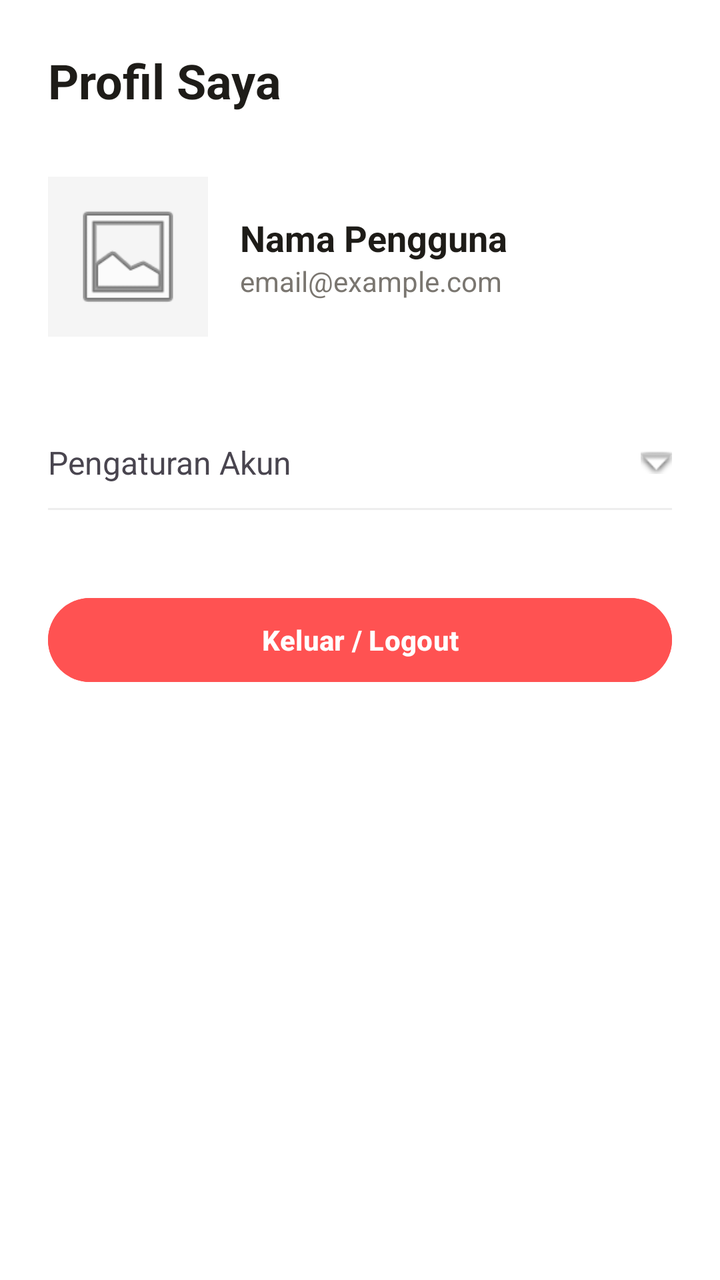
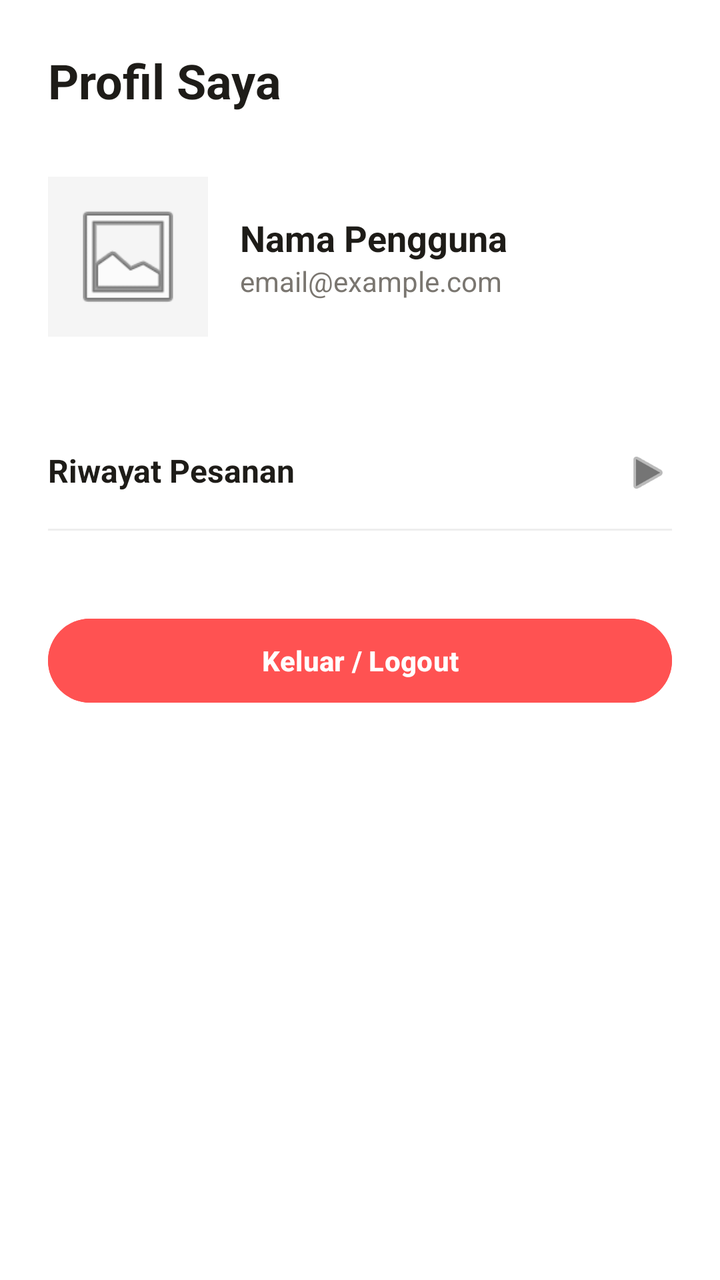

An Android layout rendered at two revisions. The XML below is the earlier revision; the diff shows what the commit changed to produce the second picture.
<!-- AndroidManifest.xml: application theme Theme.KueWeh -->
<!-- res/layout/fragment_profile.xml -->
<?xml version="1.0" encoding="utf-8"?>
<LinearLayout xmlns:android="http://schemas.android.com/apk/res/android"
    android:layout_width="match_parent"
    android:layout_height="match_parent"
    android:orientation="vertical"
    android:padding="24dp"
    android:background="#FFFFFF">

    <TextView
        android:layout_width="wrap_content"
        android:layout_height="wrap_content"
        android:text="Profil Saya"
        android:textSize="24sp"
        android:textStyle="bold"
        android:textColor="#1E1C18"
        android:layout_marginBottom="32dp"/>

    <LinearLayout
        android:layout_width="match_parent"
        android:layout_height="wrap_content"
        android:orientation="horizontal"
        android:gravity="center_vertical"
        android:layout_marginBottom="40dp">

        <ImageView
            android:id="@+id/profileImage"
            android:layout_width="80dp"
            android:layout_height="80dp"
            android:src="@android:drawable/ic_menu_gallery"
            android:background="#F5F5F5"
            android:padding="10dp"/>

        <LinearLayout
            android:layout_width="wrap_content"
            android:layout_height="wrap_content"
            android:orientation="vertical"
            android:layout_marginStart="16dp">

            <TextView
                android:id="@+id/tvProfileName"
                android:layout_width="wrap_content"
                android:layout_height="wrap_content"
                android:text="Nama Pengguna"
                android:textSize="18sp"
                android:textStyle="bold"
                android:textColor="#1E1C18"/>

            <TextView
                android:id="@+id/tvProfileEmail"
                android:layout_width="wrap_content"
                android:layout_height="wrap_content"
                android:text="email@example.com"
                android:textSize="14sp"
                android:textColor="#7A7670"/>
        </LinearLayout>
    </LinearLayout>

    <TextView
        android:layout_width="match_parent"
        android:layout_height="wrap_content"
        android:text="Pengaturan Akun"
        android:paddingVertical="12dp"
        android:drawableEnd="@android:drawable/arrow_down_float"
        android:textSize="16sp"/>

    <View android:layout_width="match_parent" android:layout_height="1dp" android:background="#EEEEEE"/>

    <Button
        android:id="@+id/btnLogout"
        android:layout_width="match_parent"
        android:layout_height="50dp"
        android:layout_marginTop="40dp"
        android:backgroundTint="#FF5252"
        android:text="Keluar / Logout"
        android:textColor="#FFFFFF"
        android:textStyle="bold" />

</LinearLayout>
<!-- resources referenced by this layout -->
<resources>
  <style name="Theme.KueWeh" parent="Base.Theme.KueWeh" />
  <style name="Base.Theme.KueWeh" parent="Theme.Material3.DayNight.NoActionBar">
          
          
      </style>
</resources>

<!-- the commit's change to res/layout/fragment_profile.xml (unified diff, before → after) -->
@@ -55,21 +55,40 @@
         </LinearLayout>
     </LinearLayout>
 
-    <TextView
+    <LinearLayout
+        android:id="@+id/btnRiwayatPesanan"
         android:layout_width="match_parent"
         android:layout_height="wrap_content"
-        android:text="Pengaturan Akun"
-        android:paddingVertical="12dp"
-        android:drawableEnd="@android:drawable/arrow_down_float"
-        android:textSize="16sp"/>
+        android:orientation="horizontal"
+        android:paddingVertical="16dp"
+        android:background="?attr/selectableItemBackground"
+        android:clickable="true"
+        android:focusable="true">
 
-    <View android:layout_width="match_parent" android:layout_height="1dp" android:background="#EEEEEE"/>
+        <TextView
+            android:layout_width="0dp"
+            android:layout_height="wrap_content"
+            android:layout_weight="1"
+            android:text="Riwayat Pesanan"
+            android:textColor="#1E1C18"
+            android:textSize="16sp"
+            android:textStyle="bold"/>
+
+        <ImageView
+            android:layout_width="24dp"
+            android:layout_height="24dp"
+            android:src="@android:drawable/ic_media_play"
+            android:rotation="0"
+            app:tint="#757575"
+            xmlns:app="http://schemas.android.com/apk/res-auto"/>
+    </LinearLayout>
+
+    <View android:layout_width="match_parent" android:layout_height="1dp" android:background="#EEEEEE" android:layout_marginBottom="40dp"/>
 
     <Button
         android:id="@+id/btnLogout"
         android:layout_width="match_parent"
         android:layout_height="50dp"
-        android:layout_marginTop="40dp"
         android:backgroundTint="#FF5252"
         android:text="Keluar / Logout"
         android:textColor="#FFFFFF"
